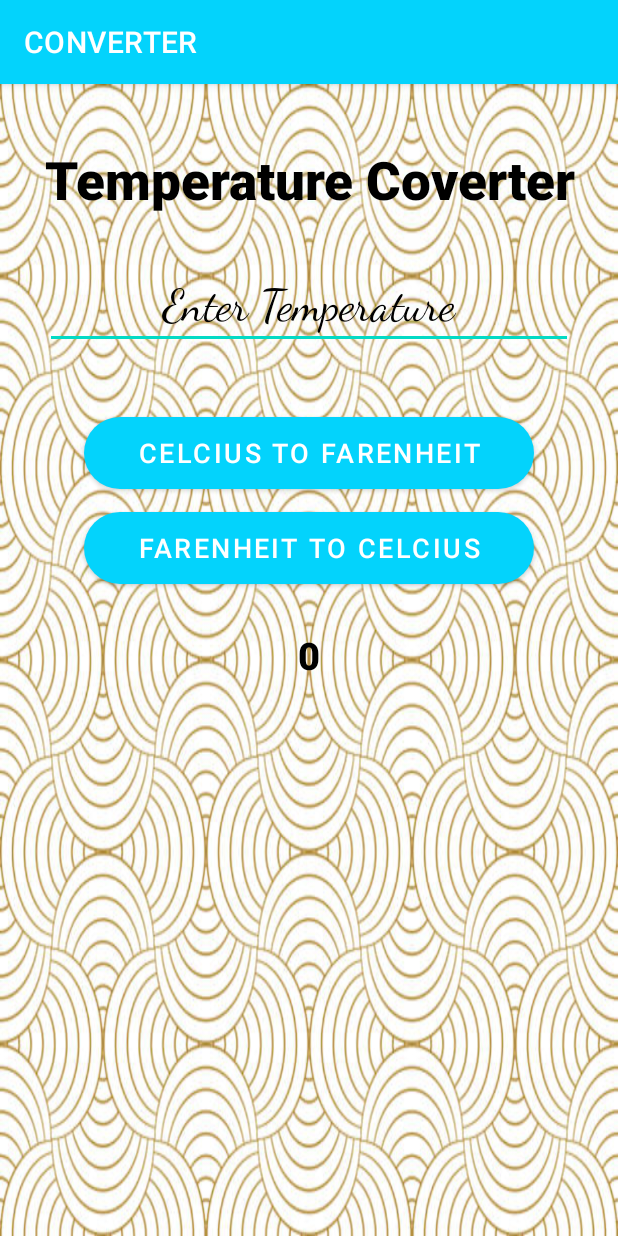
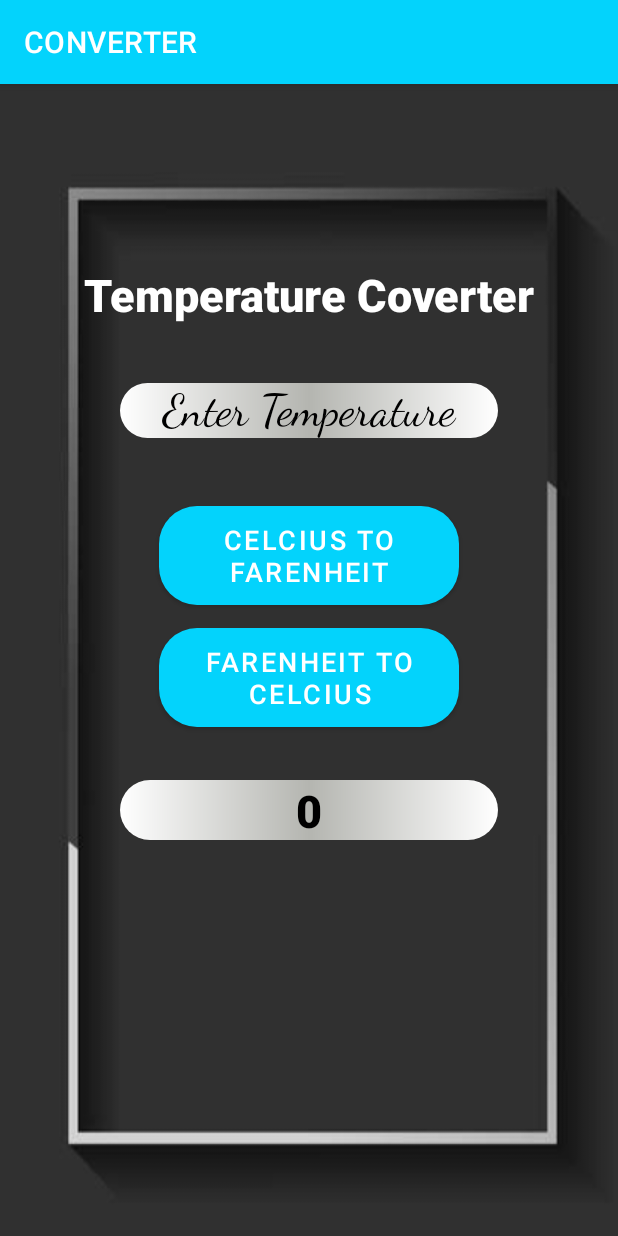
Before and after one commit to singh-harish/Unit_Converter, an Android app: the TemperatureConverter screen opened directly, with no data from a screen before it, on a phone screen of 412 x 824 dp. Run offline under Robolectric (Android 15) with nearby library versions, the phone set to English and light mode, and no system bars.

Commit message:
UI update

```diff
--- /dev/null
+++ b/app/src/main/res/drawable/gradient.xml
@@ -0,0 +1,14 @@
+<?xml version="1.0" encoding="utf-8"?>
+<shape
+    android:shape = "rectangle"
+    xmlns:android = "http://schemas.android.com/apk/res/android" >
+
+    <gradient
+        android:startColor = "#ffffff"
+        android:centerColor = "#b4b5b0"
+        android:endColor = "#ffffff"
+        android:angle = "0"
+        android:type = "linear" />
+
+    <corners android:radius="25dp" />
+</shape>
--- a/app/src/main/res/layout/activity_temperature_converter.xml
+++ b/app/src/main/res/layout/activity_temperature_converter.xml
@@ -4,7 +4,7 @@
     xmlns:tools="http://schemas.android.com/tools"
     android:layout_width="match_parent"
     android:layout_height="match_parent"
-    android:background="@drawable/back"
+    android:background="@drawable/frame"
     android:orientation="vertical"
     tools:context=".MainActivity">
 
@@ -13,30 +13,31 @@
         android:id="@+id/textView"
         android:layout_width="match_parent"
         android:layout_height="49dp"
-        android:layout_marginTop="40dp"
+        android:layout_marginTop="120dp"
         android:fontFamily="sans-serif-black"
         android:text="Temperature Coverter"
         android:textAlignment="center"
-        android:textColor="#000000"
-        android:textSize="35dp" />
+        android:textColor="#ffffff"
+        android:textSize="30dp" />
 
     <EditText
         android:id="@+id/et1"
         android:layout_width="match_parent"
         android:layout_height="wrap_content"
-        android:layout_margin="30dp"
-        android:ems="10"
+        android:layout_marginHorizontal="80dp"
+        android:layout_marginVertical="30dp"
         android:hint="Enter Temperature"
         android:inputType="numberDecimal"
         android:textAlignment="center"
         android:textColor="#000000"
         android:textColorHint="#000000"
         android:fontFamily="cursive"
+        android:background="@drawable/gradient"
         android:textSize="30dp" />
 
     <Button
         android:id="@+id/b1"
-        android:layout_width="300dp"
+        android:layout_width="200dp"
         android:layout_height="wrap_content"
         android:layout_marginTop="15dp"
         android:layout_gravity="center"
@@ -46,7 +47,7 @@
 
     <Button
         android:id="@+id/b2"
-        android:layout_width="300dp"
+        android:layout_width="200dp"
         android:layout_height="wrap_content"
         android:layout_marginTop="15dp"
         android:layout_gravity="center"
@@ -57,12 +58,13 @@
     <TextView
         android:id="@+id/result"
         android:layout_width="match_parent"
-        android:layout_height="wrap_content"
-        android:layout_margin="30dp"
-        android:layout_marginTop="30dp"
+        android:layout_height="40dp"
+        android:layout_marginHorizontal="80dp"
+        android:layout_marginVertical="35dp"
         android:text="0"
         android:textAlignment="center"
         android:textColor="#000000"
         android:fontFamily="sans-serif-black"
-        android:textSize="25dp" />
+        android:background="@drawable/gradient"
+        android:textSize="30dp" />
 </LinearLayout>
--- a/app/src/main/res/values/colors.xml
+++ b/app/src/main/res/values/colors.xml
@@ -7,4 +7,5 @@
     <color name="teal_700">#FF018786</color>
     <color name="black">#FF000000</color>
     <color name="white">#FFFFFFFF</color>
+    <color name="colorTransparent">#00ffffff</color>
 </resources>
```
Also changed, not shown: app/src/main/res/layout/activity_distance_converter.xml (+13 -11 lines), app/src/main/res/layout/activity_main.xml (+5 -5 lines), app/src/main/res/layout/activity_time_converter.xml (+13 -11 lines), app/src/main/res/layout/activity_weight_converter.xml (+13 -11 lines), app/src/main/res/drawable/frame.jpg (added).
